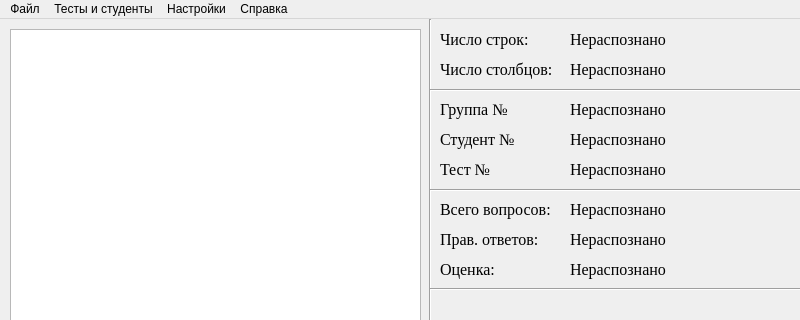
Above: TestingSystem.ui from Kudesunik/TestingSystem before the change; both pictures show x 0 to 800 and y 0 to 320 of the 800 by 600 pixel window. Below: the same form after it.
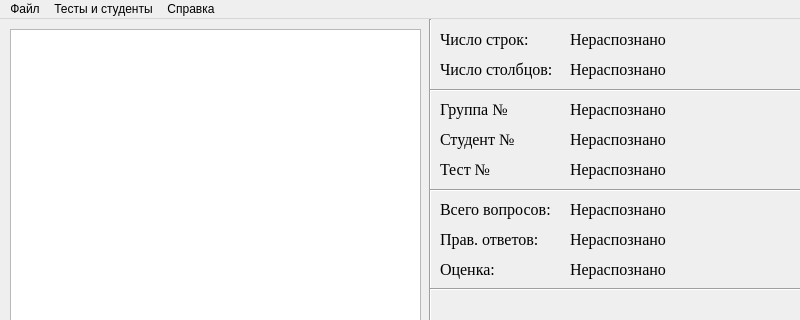
That is the form after the change.

Commit message: PBM file write and load. Conditions. 1. Writing structure to *.pbm file. 2. *.pbm loading with *.png file (with same name) checking and loading. 3. Improved loading conditions. 4. Configuration menu removed.

Diff of the .ui file:
```diff
--- a/TestingSystem.ui
+++ b/TestingSystem.ui
@@ -469,13 +469,6 @@
     <addaction name="separator"/>
     <addaction name="exitMenu"/>
    </widget>
-   <widget class="QMenu" name="menu_2">
-    <property name="title">
-     <string>Настройки</string>
-    </property>
-    <addaction name="recognitionParamMenu"/>
-    <addaction name="saveParamMenu"/>
-   </widget>
    <widget class="QMenu" name="menu_3">
     <property name="title">
      <string>Тесты и студенты</string>
@@ -494,7 +487,6 @@
    </widget>
    <addaction name="menu"/>
    <addaction name="menu_3"/>
-   <addaction name="menu_2"/>
    <addaction name="menu_4"/>
   </widget>
   <widget class="QStatusBar" name="statusbar"/>
```
The commit also changes 5 other files.
